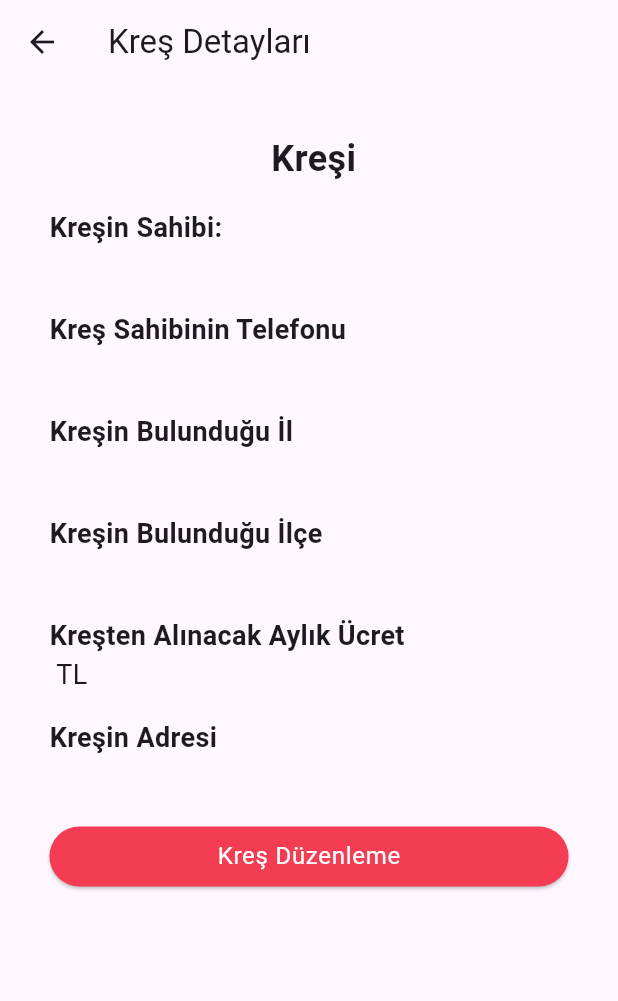
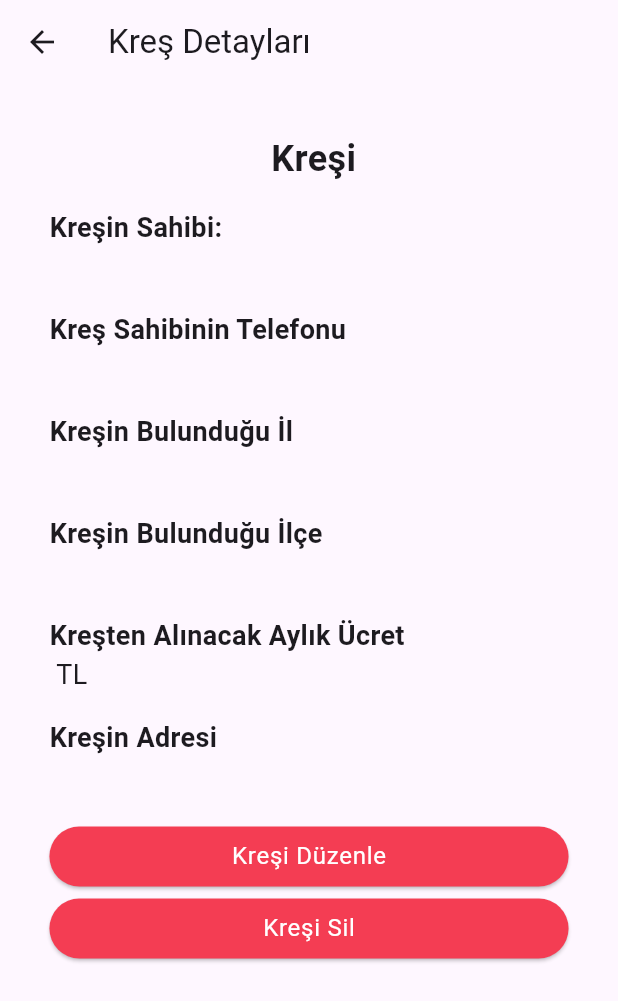
Before and after one commit to BerkayUludogan/kvebis, a Flutter app: the NurseryViewing screen opened directly with empty values, on a phone screen of 412 x 824 dp. Shown: the top 1001 px of the screen. Run offline on Flutter 3.47's test engine with Material 3 defaults, Android fonts, the phone set to English and light mode, and no system bars; our stand-ins replace auto_route, cloud_firestore, firebase_core, flutter_mobx, get_it, google_fonts and 1 more; missing offline and left inert: vexana; accounts and stored records are empty; generated files the repository leaves out were written again.

Commit message:
kreş silme eklendi.

```diff
--- a/lib/core/constants/app/string_constant.dart
+++ b/lib/core/constants/app/string_constant.dart
@@ -8,7 +8,8 @@ class StringConstants {
   static const String nurseryOperations = 'Kreş İşlemleri';
   static const String nurseryViewing = 'Kreş Görüntüleme';
   static const String nurseryAddtion = 'Kreş Ekleme';
-  static const String nurseryEditing = 'Kreş Düzenleme';
+  static const String nurseryEditing = 'Kreşi Düzenle';
+  static const String nurseryDelete = 'Kreşi Sil';
   static const String nurseryDetails = 'Kreş Detayları';
   static const String email = 'Email';
   static const String login = 'Giriş Yap';
```
Also changed, not shown: lib/feature/admin/nursery_viewing/view/nursery_viewing.dart (+14 -0 lines).
